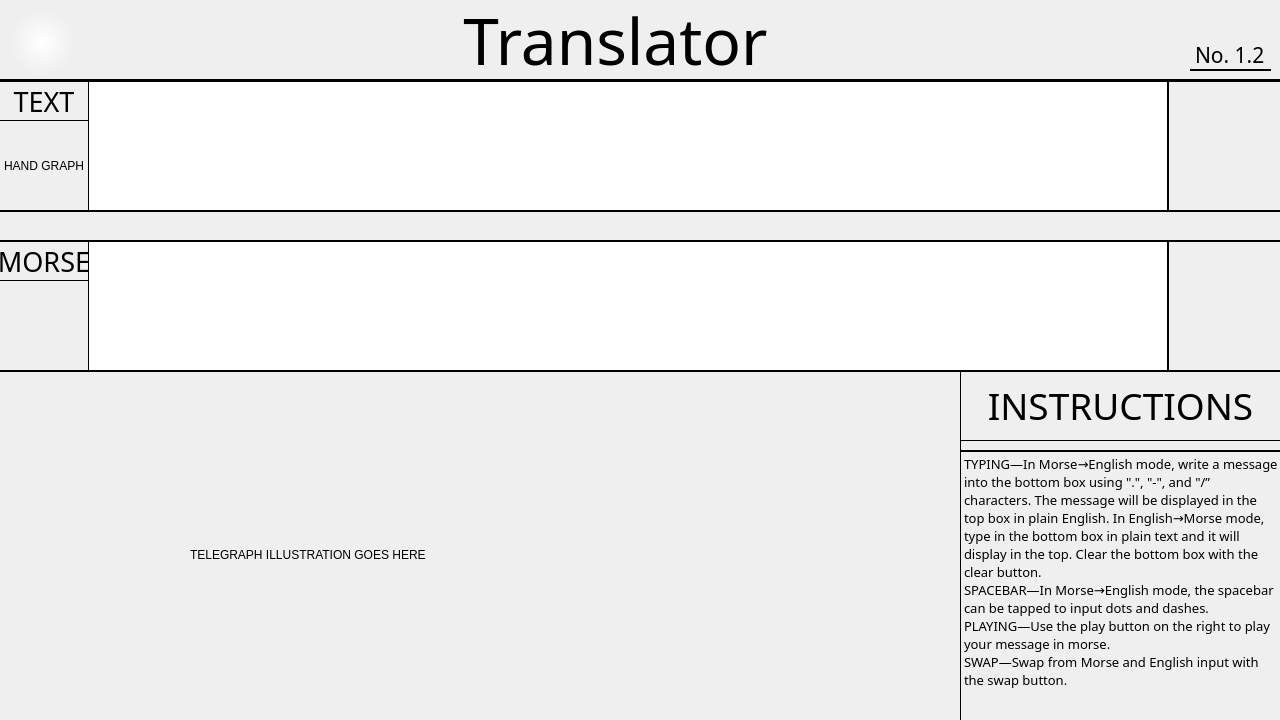
The window that MorseCodeLearner/translatorwindow.ui (UofU-CS3505/cs3505-assignment9-the_tigers) describes before a commit, drawn with Qt 5.
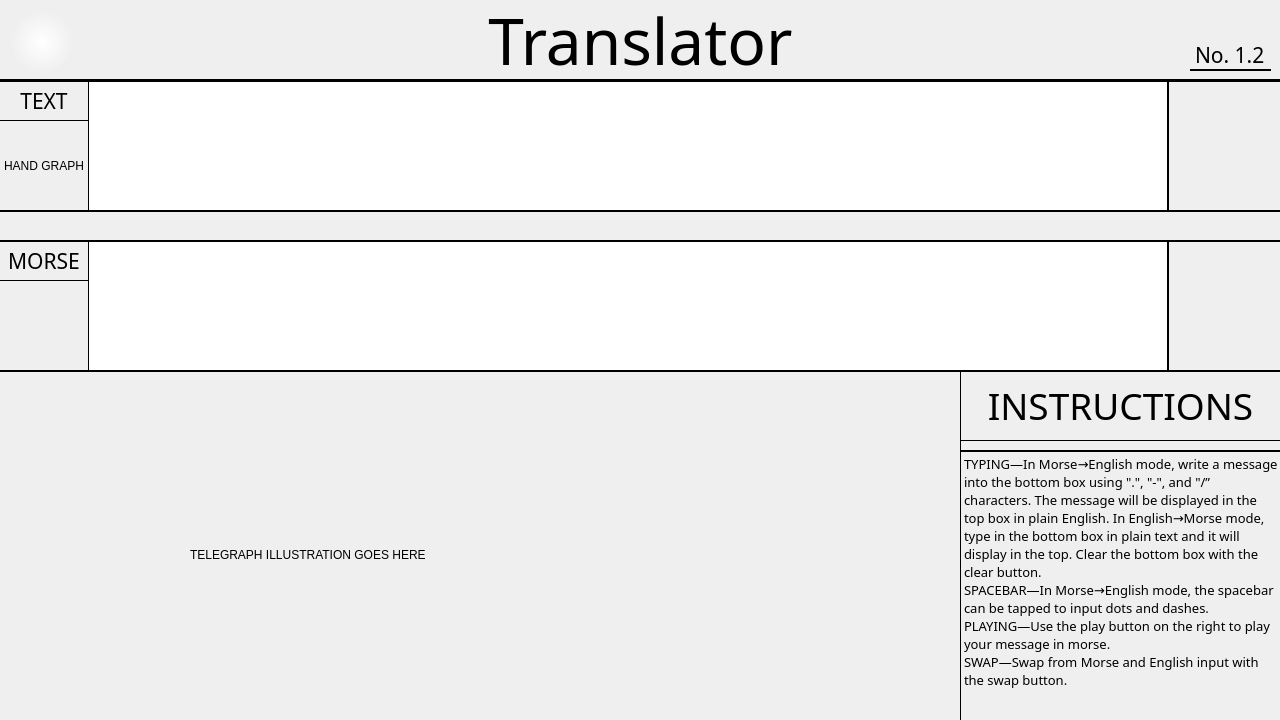
The same window after the commit.

The edit to the form file:
```diff
--- a/MorseCodeLearner/translatorwindow.ui
+++ b/MorseCodeLearner/translatorwindow.ui
@@ -44,9 +44,9 @@
    <widget class="QLabel" name="headerLabel">
     <property name="geometry">
      <rect>
-      <x>430</x>
+      <x>0</x>
       <y>0</y>
-      <width>371</width>
+      <width>1281</width>
       <height>81</height>
      </rect>
     </property>
@@ -355,8 +355,8 @@
     </property>
     <property name="font">
      <font>
-      <family>JMH Typewriter</family>
-      <pointsize>20</pointsize>
+      <family>OldNewspaperTypes</family>
+      <pointsize>16</pointsize>
      </font>
     </property>
     <property name="text">
@@ -383,8 +383,8 @@
     </property>
     <property name="font">
      <font>
-      <family>JMH Typewriter</family>
-      <pointsize>20</pointsize>
+      <family>OldNewspaperTypes</family>
+      <pointsize>16</pointsize>
       <kerning>true</kerning>
      </font>
     </property>
```
Left out of the diff: 14 changed lines with no effect on the pictures.
